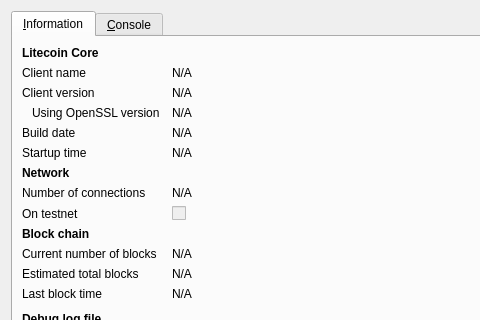
Above: src/qt/forms/rpcconsole.ui from happy-coin/happy-coin before the change; both pictures show x 0 to 480 and y 0 to 320 of the 740 by 450 pixel window. Below: the same form after it.
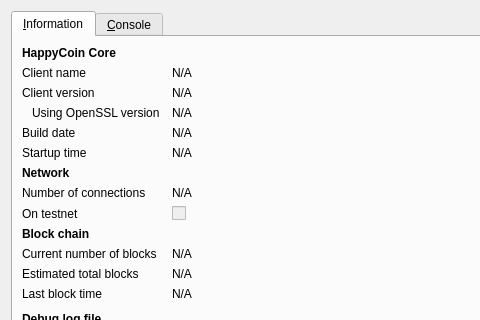
That is the form after the change. Icons and pictures are not drawn.

The edit to the form file:
```diff
--- a/src/qt/forms/rpcconsole.ui
+++ b/src/qt/forms/rpcconsole.ui
@@ -36,7 +36,7 @@
           </font>
          </property>
          <property name="text">
-          <string>Litecoin Core</string>
+          <string>HappyCoin Core</string>
          </property>
         </widget>
        </item>
```
Left out of the diff: 6 changed lines with no effect on the pictures.
